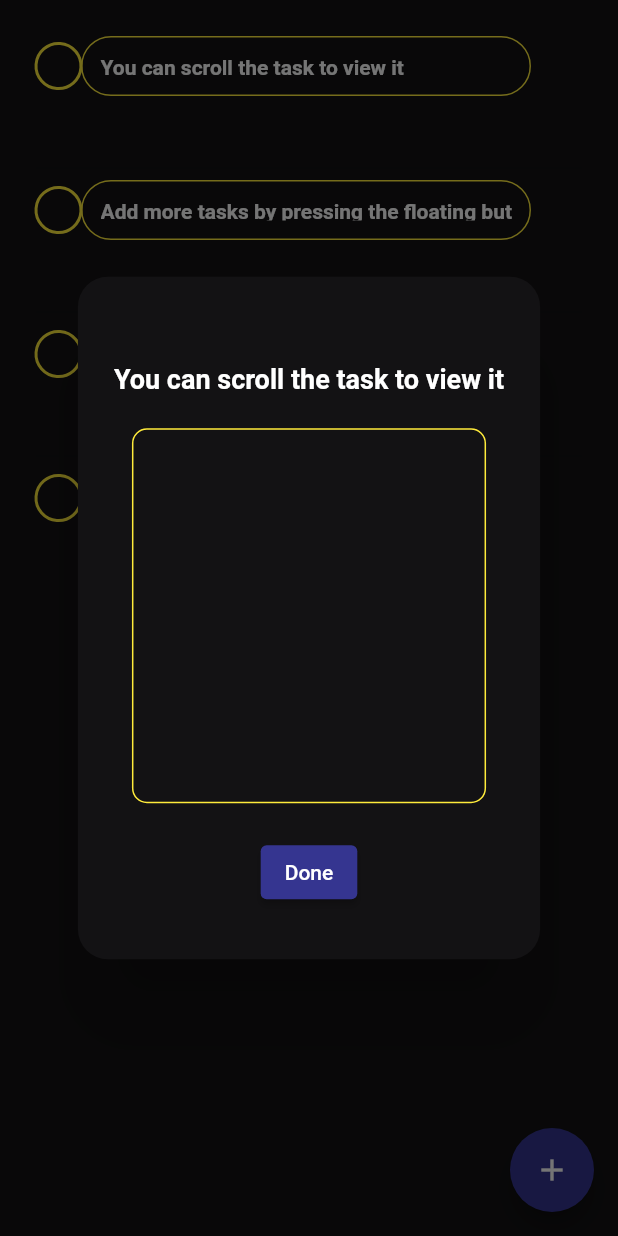
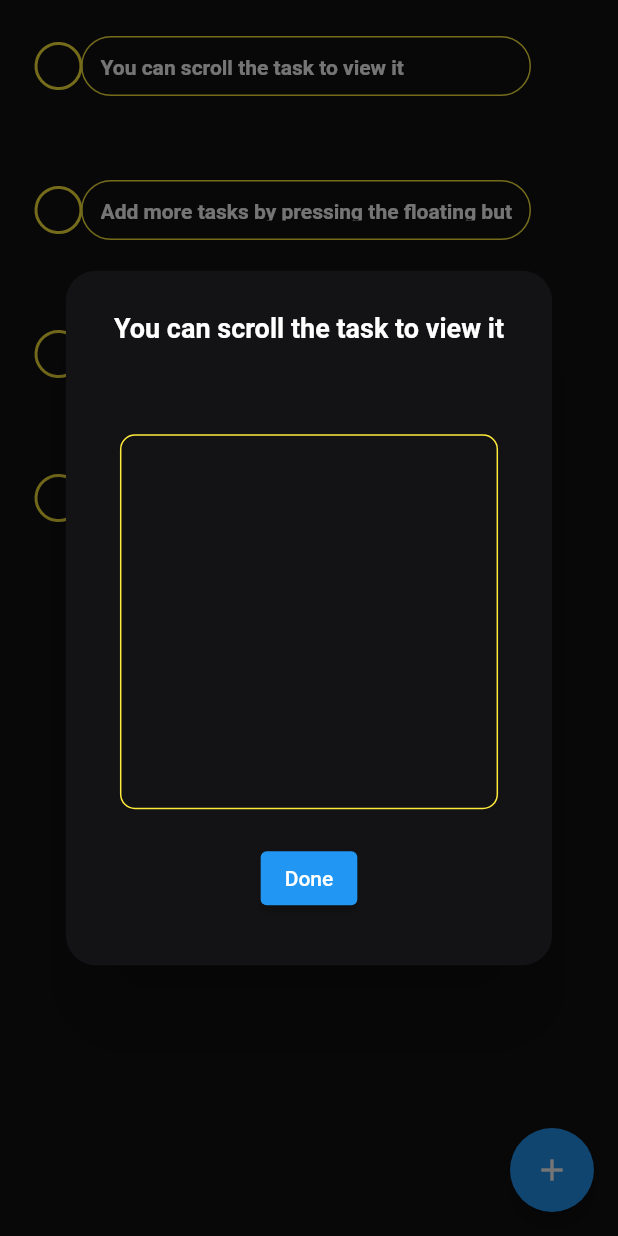
Before and after one commit to Slydite/TickyTacky, a Flutter app: the ToDoPage screen opened directly, after a tap on "You can scroll the task to view it", on a phone screen of 412 x 824 dp. Run offline on Flutter 3.47's test engine with Material 2 defaults, Android fonts, the phone set to English and light mode, and no system bars; our stand-ins replace flutter_staggered_animations, shared_preferences; accounts and stored records are empty.

Commit message:
Add animations and fix some colours

```diff
--- a/lib/main.dart
+++ b/lib/main.dart
@@ -28,10 +28,10 @@ class MyApp extends StatelessWidget {
           title: 'TickyTacky',
           theme: ThemeData(
             colorScheme: ColorScheme.fromSwatch().copyWith(
-              primary: const Color.fromARGB(255, 53, 53, 144),
-              secondary: const Color.fromARGB(255, 53, 53, 144),
+              primary: Colors.blue,
+              secondary: Colors.blue,
             ),
-            primaryColor: const Color.fromARGB(255, 38, 38, 70),
+            primaryColor: Colors.blue,
             canvasColor: const Color.fromARGB(255, 19, 18, 20),
             bottomSheetTheme: const BottomSheetThemeData(
               modalBackgroundColor: Color.fromARGB(255, 38, 38, 70),
--- a/lib/provider/provider_task.dart
+++ b/lib/provider/provider_task.dart
@@ -14,7 +14,7 @@ class TaskItems with ChangeNotifier {
         info: ''),
     Items(
         title: 'Tap on the circle to mark/unmark as done', time: '', info: ''),
-    Items(title: 'Long press a Task to delete it', time: '', info: ''),
+    Items(title: 'Tap the task to view its details', time: '', info: ''),
   ];
 
   SharedPreferences? sharedPreferences;
--- a/lib/widgets/task_info.dart
+++ b/lib/widgets/task_info.dart
@@ -12,13 +12,6 @@ class TaskInfo extends StatelessWidget {
     return Consumer<TaskItems>(builder: (context, state, child) {
       return AlertDialog(
         backgroundColor: const Color.fromARGB(255, 19, 18, 20),
-        title: Column(
-          crossAxisAlignment: CrossAxisAlignment.end,
-          children: [
-            Text(item.time,
-                style: const TextStyle(color: Colors.white, fontSize: 12)),
-          ],
-        ),
         shape: const RoundedRectangleBorder(
             borderRadius: BorderRadius.all(Radius.circular(20))),
         content: Column(
@@ -26,11 +19,25 @@ class TaskInfo extends StatelessWidget {
           children: [
             SingleChildScrollView(
               scrollDirection: Axis.horizontal,
-              child: Text(item.title,
-                  style: const TextStyle(
-                      color: Colors.white,
-                      fontWeight: FontWeight.bold,
-                      fontSize: 18)),
+              child: Padding(
+                padding: const EdgeInsets.all(8.0),
+                child: Text(item.title,
+                    style: const TextStyle(
+                        color: Colors.white,
+                        fontWeight: FontWeight.bold,
+                        fontSize: 18)),
+              ),
+            ),
+            Padding(
+              padding: const EdgeInsets.all(8.0),
+              child: Column(
+                crossAxisAlignment: CrossAxisAlignment.end,
+                children: [
+                  Text(item.time,
+                      style:
+                          const TextStyle(color: Colors.white, fontSize: 12)),
+                ],
+              ),
             ),
             const SizedBox(height: 10),
             Padding(
--- a/lib/widgets/task_row.dart
+++ b/lib/widgets/task_row.dart
@@ -4,11 +4,19 @@ import '../provider/provider_done.dart';
 import '/models/item.dart';
 import '../provider/provider_task.dart';
 import 'task_info.dart';
+import 'dart:io';
+import "dart:async";
 
-class TaskRow extends StatelessWidget {
+class TaskRow extends StatefulWidget {
   const TaskRow({Key? key, required this.item}) : super(key: key);
   final Items item;
 
+  @override
+  State<TaskRow> createState() => _TaskRowState();
+}
+
+class _TaskRowState extends State<TaskRow> {
+  Color filler = Colors.transparent;
   @override
   Widget build(BuildContext context) {
     return Consumer<TaskItems>(builder: (context, state, child) {
@@ -19,8 +27,18 @@ class TaskRow extends StatelessWidget {
             children: [
               GestureDetector(
                 onTap: () {
-                  Provider.of<DoneItems>(context, listen: false).addDone(item);
-                  state.deleteTask(item);
+                  setState(() {
+                    filler = Colors.yellow;
+                  });
+                  //sleep(Duration(seconds: 1));
+                  Timer(Duration(seconds: 1), () {
+                    Provider.of<DoneItems>(context, listen: false)
+                        .addDone(widget.item);
+                    state.deleteTask(widget.item);
+                    filler = Colors.transparent;
+                  });
+
+                  // Future.delayed(Duration(milliseconds: 1000), () {});
                 },
                 child: SizedBox(
                   width: 30,
@@ -32,15 +50,17 @@ class TaskRow extends StatelessWidget {
               ),
               GestureDetector(
                   onLongPress: () {
-                    state.deleteTask(item);
+                    state.deleteTask(widget.item);
                   },
                   onTap: () {
                     showDialog(
                         context: (context),
-                        builder: (context) => TaskInfo(item: item));
+                        builder: (context) => TaskInfo(item: widget.item));
                   },
-                  child: Container(
+                  child: AnimatedContainer(
+                    duration: const Duration(seconds: 1),
                     decoration: BoxDecoration(
+                        color: filler,
                         border: Border.all(color: Colors.yellow),
                         borderRadius:
                             const BorderRadius.all(Radius.circular(20))),
@@ -52,7 +72,7 @@ class TaskRow extends StatelessWidget {
                           Consumer<TaskItems>(builder: (context, state, child) {
                         return SingleChildScrollView(
                             scrollDirection: Axis.horizontal,
-                            child: Text(item.title,
+                            child: Text(widget.item.title,
                                 style: const TextStyle(
                                     color: Colors.white,
                                     fontWeight: FontWeight.bold)));
@@ -74,7 +94,7 @@ class TaskRow extends StatelessWidget {
               Consumer<TaskItems>(
                 builder: (context, state, child) {
                   return Text(
-                    item.time,
+                    widget.item.time,
                     style: TextStyle(
                         color: Colors.grey[400], fontWeight: FontWeight.bold),
                   );
```
Also changed, not shown: lib/widgets/task_add_dialog.dart (+15 -4 lines).
